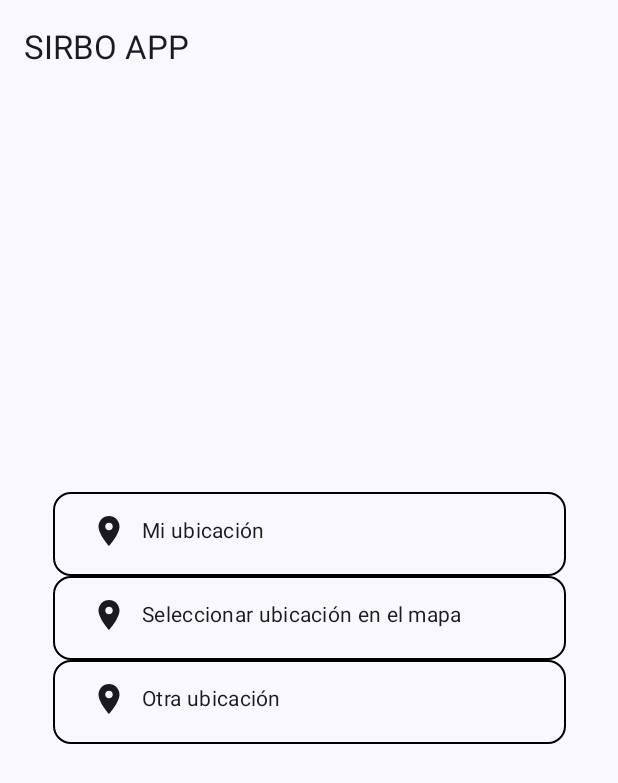
After one commit to Feliicks/SirboApp, an Android app built with Jetpack Compose: the composable SelectLocationScreen shown on its own in the app's theme, on a phone screen of 412 x 824 dp. The commit adds this screen. Shown: the top 783 px of the screen. Run offline under Robolectric (Android 15) with nearby library versions, the phone set to English and light mode, and no system bars.

Commit message:
fix things

```diff
--- a/app/src/main/java/com/felicksdev/onlymap/core/RetrofitHelper.kt
+++ b/app/src/main/java/com/felicksdev/onlymap/core/RetrofitHelper.kt
@@ -6,7 +6,8 @@ import retrofit2.converter.gson.GsonConverterFactory
 object RetrofitHelper {
     fun getRetrofit(): Retrofit {
         return Retrofit.Builder()
-            .baseUrl("http://10.0.2.2:3000/")
+            //.baseUrl("http://10.0.2.2:3000/")
+            .baseUrl("https://116a-186-121-247-163.ngrok-free.app")
             .addConverterFactory(GsonConverterFactory.create())
             .build()
     }
--- a/app/src/main/java/com/felicksdev/onlymap/navigation/Destinations.kt
+++ b/app/src/main/java/com/felicksdev/onlymap/navigation/Destinations.kt
@@ -27,6 +27,10 @@ sealed class Destinations(
         "addresses_screen",
         "Addresses",
         Icons.Filled.Favorite
-
+    )
+    object LocationsSelectionScreen: Destinations(
+        "locations_screen",
+        "Locations",
+        Icons.Filled.Favorite
     )
 }
--- /dev/null
+++ b/app/src/main/java/com/felicksdev/onlymap/screens/SelectLocationScreen.kt
@@ -0,0 +1,102 @@
+package com.felicksdev.onlymap.screens
+
+import android.annotation.SuppressLint
+import androidx.compose.foundation.border
+import androidx.compose.foundation.layout.Arrangement
+import androidx.compose.foundation.layout.Box
+import androidx.compose.foundation.layout.Column
+import androidx.compose.foundation.layout.Row
+import androidx.compose.foundation.layout.fillMaxSize
+import androidx.compose.foundation.layout.fillMaxWidth
+import androidx.compose.foundation.layout.height
+import androidx.compose.foundation.layout.padding
+import androidx.compose.material.icons.Icons
+import androidx.compose.material.icons.filled.LocationOn
+import androidx.compose.material3.ExperimentalMaterial3Api
+import androidx.compose.material3.Icon
+import androidx.compose.material3.MaterialTheme
+import androidx.compose.material3.Scaffold
+import androidx.compose.material3.Text
+import androidx.compose.material3.TopAppBar
+import androidx.compose.runtime.Composable
+import androidx.compose.ui.Alignment
+import androidx.compose.ui.Modifier
+import androidx.compose.ui.graphics.Color
+import androidx.compose.ui.graphics.vector.ImageVector
+import androidx.compose.ui.tooling.preview.Preview
+import androidx.compose.ui.unit.dp
+
+@OptIn(ExperimentalMaterial3Api::class)
+@SuppressLint("UnusedMaterial3ScaffoldPaddingParameter")
+@Composable
+fun SelectLocationScreen() {
+    Scaffold(
+        topBar = {
+            TopAppBar(
+                title = {
+                    Text("SIRBO APP")
+                }
+            )
+        }
+    ) {
+        Box(){
+            Text(text = "Selecciona una ubicación", style = MaterialTheme.typography.bodyMedium, modifier = Modifier.align(Alignment.Center))
+        }
+        Column(
+            modifier = Modifier
+                .fillMaxSize()
+                .padding(16.dp),
+            verticalArrangement = Arrangement.Center,
+            horizontalAlignment = Alignment.CenterHorizontally
+        ) {
+            LocationItem(locationIcon = Icons.Default.LocationOn, locationText = "Mi ubicación")
+            LocationItem(
+                locationIcon = Icons.Default.LocationOn,
+                locationText = "Seleccionar ubicación en el mapa"
+            )
+            LocationItem(locationIcon = Icons.Default.LocationOn, locationText = "Otra ubicación")
+        }
+
+    }
+}
+
+@Preview
+@Composable
+fun RouteSelectionDetailDetail() {
+    SelectLocationScreen()
+}
+
+
+@Composable
+fun LocationItem(locationIcon: ImageVector, locationText: String) {
+    Row(
+        modifier = Modifier
+            .fillMaxWidth(0.9f)
+            .height(56.dp)
+            .border(1.dp, Color.Black, MaterialTheme.shapes.medium)
+            .padding(bottom = 4.dp),
+        verticalAlignment = Alignment.CenterVertically
+    ) {
+        Icon(
+            imageVector = locationIcon,
+            contentDescription = "Location Icon",
+            modifier = Modifier
+                .padding(start = 25.dp)
+        )
+        Text(
+            text = locationText,
+            style = MaterialTheme.typography.bodyMedium,
+            modifier = Modifier
+                .weight(1f)
+                .padding(start = 10.dp)
+
+        )
+        // Agrega aquí cualquier otro elemento que desees en el mismo Row
+    }
+}
+
+@Preview(showBackground = true)
+@Composable
+fun LocationItemPreview() {
+    LocationItem(locationIcon = Icons.Filled.LocationOn, locationText = "Mi ubicacion")
+}
```
Also changed, not shown: app/src/main/java/com/felicksdev/onlymap/screens/HomeScreen.kt (+59 -26 lines), app/src/main/java/com/felicksdev/onlymap/screens/LocationsSelectionScreen.kt (added, +67 -0 lines).
